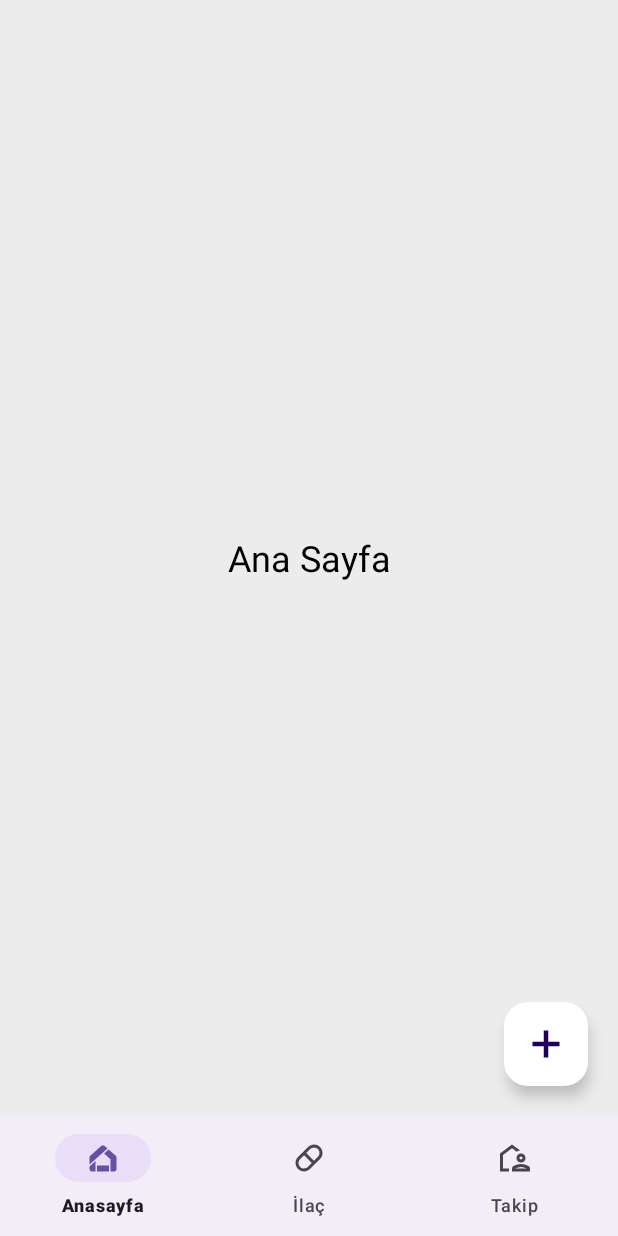
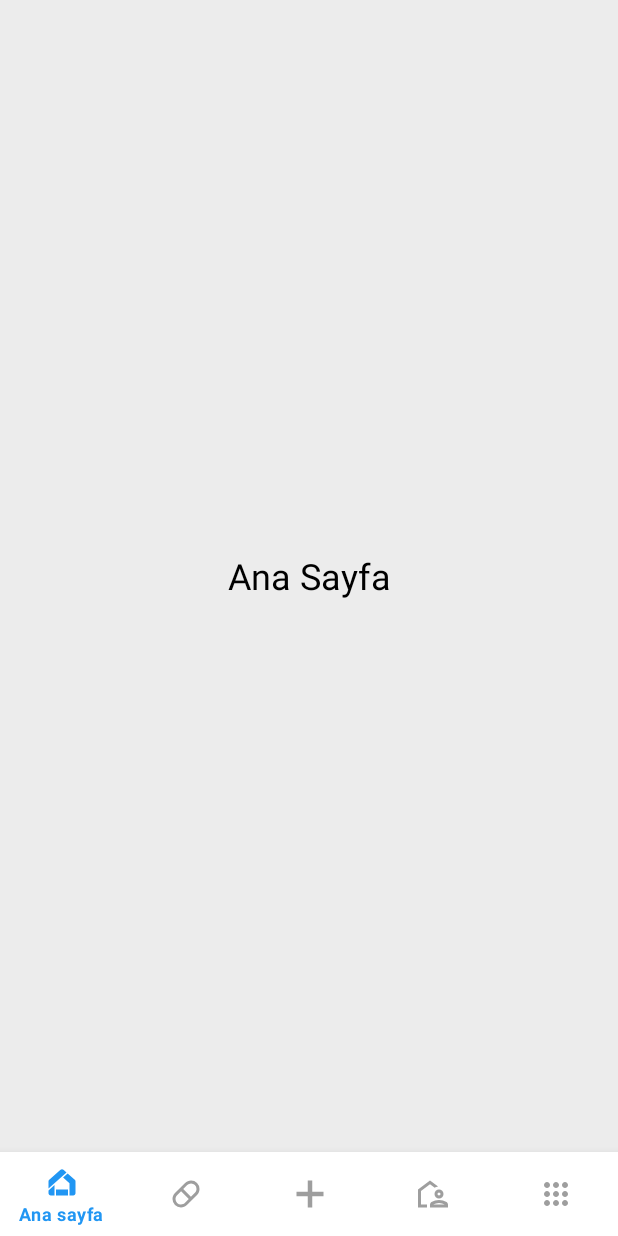
Before and after one commit to YasinCeyhan2021/MyApplication, an Android app: the screen it shows after launch (MainActivity), on a phone screen of 412 x 824 dp. Run offline under Robolectric (Android 15) with nearby library versions, the light colour scheme and no system bars.

Commit message:
Dördüncü commit: bottom-menu özelliği güncellendi

```diff
--- a/app/src/main/java/com/example/myapplication/SplashActivity.java
+++ b/app/src/main/java/com/example/myapplication/SplashActivity.java
@@ -22,7 +22,7 @@ public class SplashActivity extends AppCompatActivity {
     TextView appName;
     ImageView splashLogo;
     String fullText;
-    int index = 0;
+    int index = 0, logoAnimMiliSn = 500;
     private Handler handler = new Handler();
     @Override
     protected void onCreate(Bundle savedInstanceState) {
@@ -46,8 +46,8 @@ public class SplashActivity extends AppCompatActivity {
                 Animation.RELATIVE_TO_SELF, 0.5f); // Y pivot: ortası
 
         // Ortak süre ve son konumda kalma
-        moveLeft.setDuration(500);
-        scaleDown.setDuration(500);
+        moveLeft.setDuration(logoAnimMiliSn);
+        scaleDown.setDuration(logoAnimMiliSn);
         moveLeft.setFillAfter(true);
         scaleDown.setFillAfter(true);
 
@@ -64,14 +64,14 @@ public class SplashActivity extends AppCompatActivity {
             appName.setVisibility(View.VISIBLE);
             appName.setText("");
             startTextAnimation();
-        }, 500);
+        }, logoAnimMiliSn);
 
         // 3 saniye sonra MainActivity'e geçiş yap
         handler.postDelayed(() -> {
             Intent intent = new Intent(SplashActivity.this, MainActivity.class);
             startActivity(intent);
             finish();
-        }, 2500);
+        }, 1800);
     }
 
     private void startTextAnimation() {
--- /dev/null
+++ b/app/src/main/res/color/bottom_nav_color_selector.xml
@@ -0,0 +1,5 @@
+<?xml version="1.0" encoding="utf-8"?>
+<selector xmlns:android="http://schemas.android.com/apk/res/android">
+    <item android:color="@color/selected_color" android:state_checked="true" />  <!-- Seçili öğe rengi -->
+    <item android:color="@color/unselected_color" />  <!-- Seçilmemiş öğe rengi -->
+</selector>
--- /dev/null
+++ b/app/src/main/res/drawable/ic_more.xml
@@ -0,0 +1,9 @@
+<vector xmlns:android="http://schemas.android.com/apk/res/android"
+    android:width="24dp"
+    android:height="24dp"
+    android:viewportWidth="960"
+    android:viewportHeight="960">
+  <path
+      android:pathData="M240,800q-33,0 -56.5,-23.5T160,720q0,-33 23.5,-56.5T240,640q33,0 56.5,23.5T320,720q0,33 -23.5,56.5T240,800ZM480,800q-33,0 -56.5,-23.5T400,720q0,-33 23.5,-56.5T480,640q33,0 56.5,23.5T560,720q0,33 -23.5,56.5T480,800ZM720,800q-33,0 -56.5,-23.5T640,720q0,-33 23.5,-56.5T720,640q33,0 56.5,23.5T800,720q0,33 -23.5,56.5T720,800ZM240,560q-33,0 -56.5,-23.5T160,480q0,-33 23.5,-56.5T240,400q33,0 56.5,23.5T320,480q0,33 -23.5,56.5T240,560ZM480,560q-33,0 -56.5,-23.5T400,480q0,-33 23.5,-56.5T480,400q33,0 56.5,23.5T560,480q0,33 -23.5,56.5T480,560ZM720,560q-33,0 -56.5,-23.5T640,480q0,-33 23.5,-56.5T720,400q33,0 56.5,23.5T800,480q0,33 -23.5,56.5T720,560ZM240,320q-33,0 -56.5,-23.5T160,240q0,-33 23.5,-56.5T240,160q33,0 56.5,23.5T320,240q0,33 -23.5,56.5T240,320ZM480,320q-33,0 -56.5,-23.5T400,240q0,-33 23.5,-56.5T480,160q33,0 56.5,23.5T560,240q0,33 -23.5,56.5T480,320ZM720,320q-33,0 -56.5,-23.5T640,240q0,-33 23.5,-56.5T720,160q33,0 56.5,23.5T800,240q0,33 -23.5,56.5T720,320Z"
+      android:fillColor="#5985E1"/>
+</vector>
--- a/app/src/main/res/layout/activity_main.xml
+++ b/app/src/main/res/layout/activity_main.xml
@@ -1,11 +1,8 @@
 <?xml version="1.0" encoding="utf-8"?>
 <RelativeLayout xmlns:android="http://schemas.android.com/apk/res/android"
     xmlns:app="http://schemas.android.com/apk/res-auto"
-    xmlns:tools="http://schemas.android.com/tools"
-    android:id="@+id/main"
     android:layout_width="match_parent"
-    android:layout_height="match_parent"
-    tools:context=".MainActivity">
+    android:layout_height="match_parent">
 
     <!-- Fragment'ların geleceği yer -->
     <FrameLayout
@@ -30,21 +27,12 @@
         android:layout_width="match_parent"
         android:layout_height="wrap_content"
         android:layout_alignParentBottom="true"
-        app:menu="@menu/bottom_nav_menu"
-        app:itemIconTint="@null" />
-
-    <com.google.android.material.floatingactionbutton.FloatingActionButton
-        android:id="@+id/fab_add"
-        android:layout_width="wrap_content"
-        android:layout_height="wrap_content"
-        android:layout_alignParentEnd="true"
-        android:layout_above="@id/bottom_nav"
-        android:layout_margin="20dp"
-        android:contentDescription="İlaç Ekle"
-        android:src="@drawable/ic_add"
-        android:backgroundTint="@color/white"
-        android:tint="@color/white" />
-
+        app:menu="@menu/bottom_menu"
+        app:itemIconTint="@color/bottom_nav_color_selector"
+        app:itemTextColor="@color/bottom_nav_color_selector"
+        app:labelVisibilityMode="selected"
+        android:background="@color/white"
+        app:itemBackground="@color/white" />
 
 
 </RelativeLayout>
--- /dev/null
+++ b/app/src/main/res/menu/bottom_menu.xml
@@ -0,0 +1,7 @@
+<menu xmlns:android="http://schemas.android.com/apk/res/android">
+    <item android:id="@+id/nav_home" android:icon="@drawable/ic_home" android:title="Ana sayfa" />
+    <item android:id="@+id/nav_updates" android:icon="@drawable/ic_pill" android:title="Güncellemeler" />
+    <item android:id="@+id/nav_ilac" android:icon="@drawable/ic_add" android:title="İlaçlar" />
+    <item android:id="@+id/nav_takip" android:icon="@drawable/ic_track" android:title="Takip" />
+    <item android:id="@+id/nav_more" android:icon="@drawable/ic_more" android:title="Daha Fazla" />
+</menu>
--- a/app/src/main/res/menu/bottom_nav_menu.xml
+++ /dev/null
@@ -1,15 +0,0 @@
-<?xml version="1.0" encoding="utf-8"?>
-<menu xmlns:android="http://schemas.android.com/apk/res/android">
-    <item
-        android:id="@+id/nav_home"
-        android:icon="@drawable/ic_home"
-        android:title="Anasayfa"/>
-    <item
-        android:id="@+id/nav_ilac"
-        android:icon="@drawable/ic_pill"
-        android:title="İlaç" />
-    <item
-        android:id="@+id/nav_takip"
-        android:icon="@drawable/ic_track"
-        android:title="Takip"/>
-</menu>
--- a/app/src/main/res/values/colors.xml
+++ b/app/src/main/res/values/colors.xml
@@ -3,5 +3,9 @@
     <color name="black">#FF000000</color>
     <color name="white">#FFFFFFFF</color>
     <color name="splash_background">#6aa5bf</color>
-    <color name="purple_500">#6200EE</color>
+    <color name="blue">#2196F3</color>
+    <color name="gray">#9E9E9E</color>
+    <color name="selected_color">#2196F3</color>
+    <color name="unselected_color">#9E9E9E</color>
+    <color name="ripple_effect_color">#80000000</color>
 </resources>
--- a/app/src/main/res/values/themes.xml
+++ b/app/src/main/res/values/themes.xml
@@ -1,6 +1,6 @@
 <resources xmlns:tools="http://schemas.android.com/tools">
     <!-- Base application theme. -->
-    <style name="Base.Theme.MyApplication" parent="Theme.Material3.DayNight.NoActionBar">
+    <style name="Base.Theme.MyApplication" parent="Theme.MaterialComponents.DayNight.NoActionBar">
         <item name="android:windowSplashScreenAnimatedIcon" tools:targetApi="31">@drawable/logo</item>
         <item name="android:windowSplashScreenIconBackgroundColor" tools:targetApi="31">@color/splash_background</item>
         <item name="android:windowSplashScreenBackground" tools:targetApi="31">@color/splash_background</item>
```
